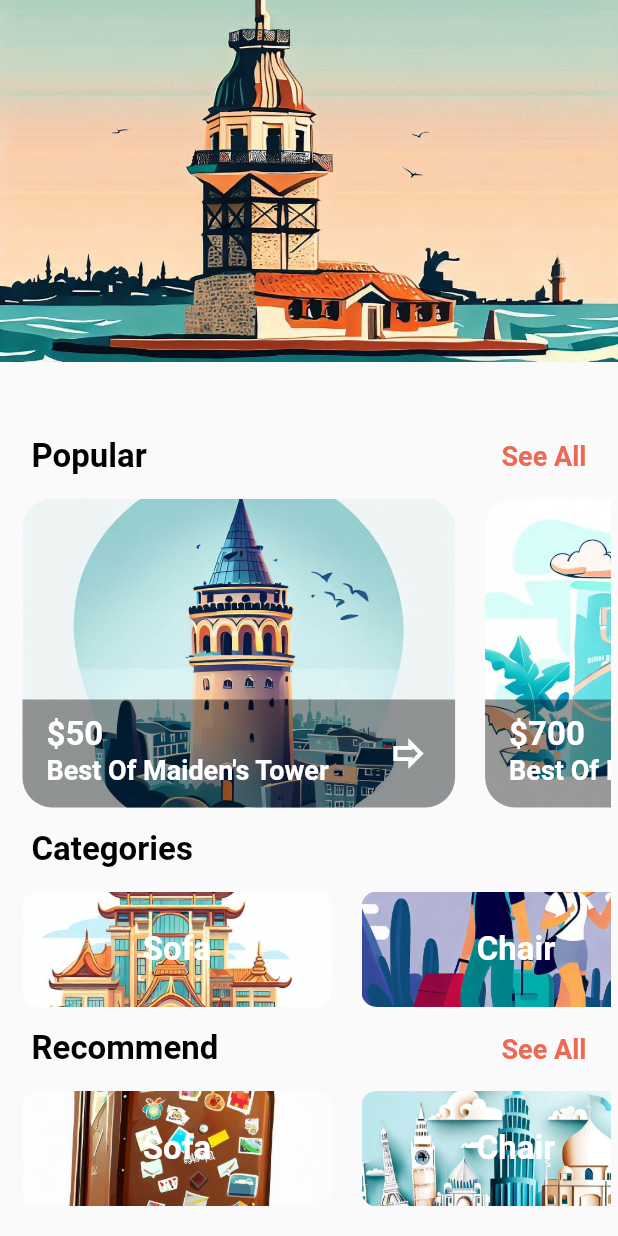
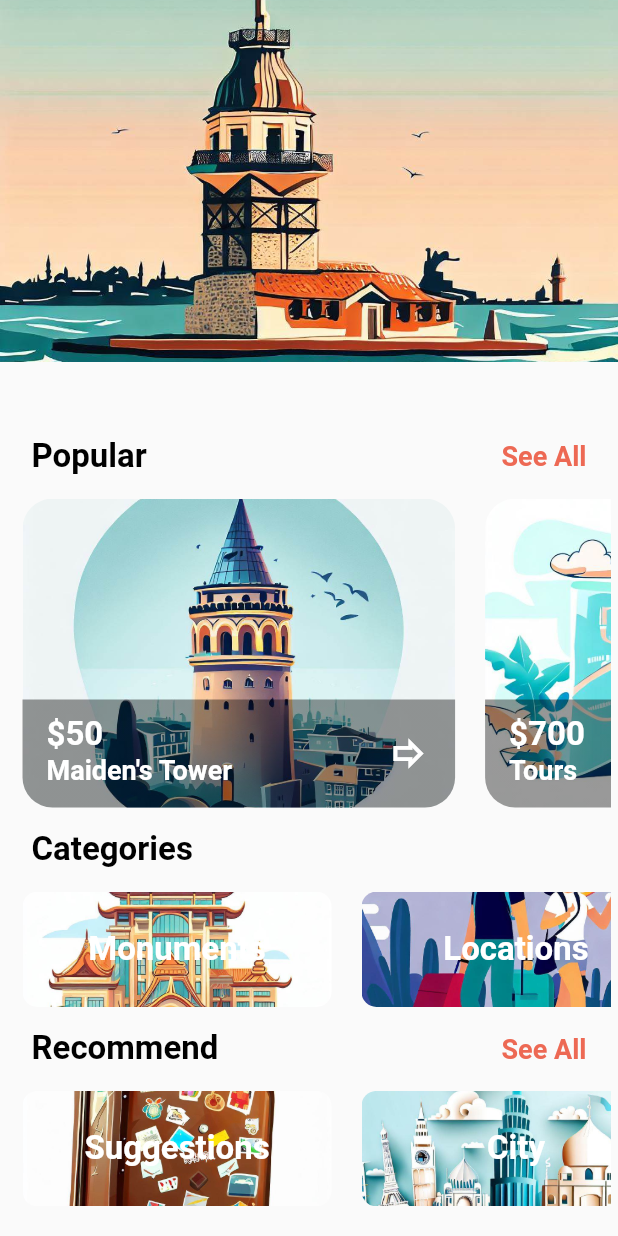
Before and after one commit to kursat-ozturk/travel_app_ui, a Flutter app: the screen it shows after launch, scrolled down 47 dp, on a phone screen of 412 x 824 dp. Run offline on Flutter 3.47's test engine with Material 2 defaults, Android fonts, the light colour scheme and no system bars.

Commit message:
modified data

```diff
--- a/lib/data/data.dart
+++ b/lib/data/data.dart
@@ -23,48 +23,45 @@ class CategoryModel {
 }
 
 List<ProductModel> popularList = [
-  ProductModel(
-      image: "images/image1.jpg", name: "Best Of Maiden's Tower ", price: 50),
-  ProductModel(
-      image: "images/image2.jpg", name: "Best Of Istanbul ", price: 700),
-  ProductModel(
-      image: "images/image3.jpg", name: "Best Of Tajj Malah ", price: 100),
+  ProductModel(image: "images/image1.jpg", name: "Maiden's Tower ", price: 50),
+  ProductModel(image: "images/image2.jpg", name: "Tours", price: 700),
+  ProductModel(image: "images/image3.jpg", name: "Booking", price: 100),
 ];
 
 List<CategoryModel> singleProductImgList = [
   CategoryModel(
     image: "images/image4.jpg",
-    name: "Sofa",
+    name: "Monuments",
   ),
   CategoryModel(
     image: "images/image5.jpg",
-    name: "Chair",
+    name: "Locations",
   ),
   CategoryModel(
     image: "images/image6.jpg",
-    name: "Table",
+    name: "Tickets",
   ),
   CategoryModel(
     image: "images/image7.jpg",
-    name: "Wall Shelf",
+    name: "Tours",
   ),
 ];
 List<CategoryModel> recommend = [
   CategoryModel(
     image: "images/image9.jpg",
-    name: "Sofa",
+    name: "Suggestions",
   ),
   CategoryModel(
     image: "images/image8.jpg",
-    name: "Chair",
+    name: "City",
   ),
   CategoryModel(
     image: "images/image7.jpg",
-    name: "Table",
+    name: "Tours",
   ),
   CategoryModel(
     image: "images/image6.jpg",
-    name: "Wall Shelf",
+    name: "Tickets",
   ),
 ];
 
```
